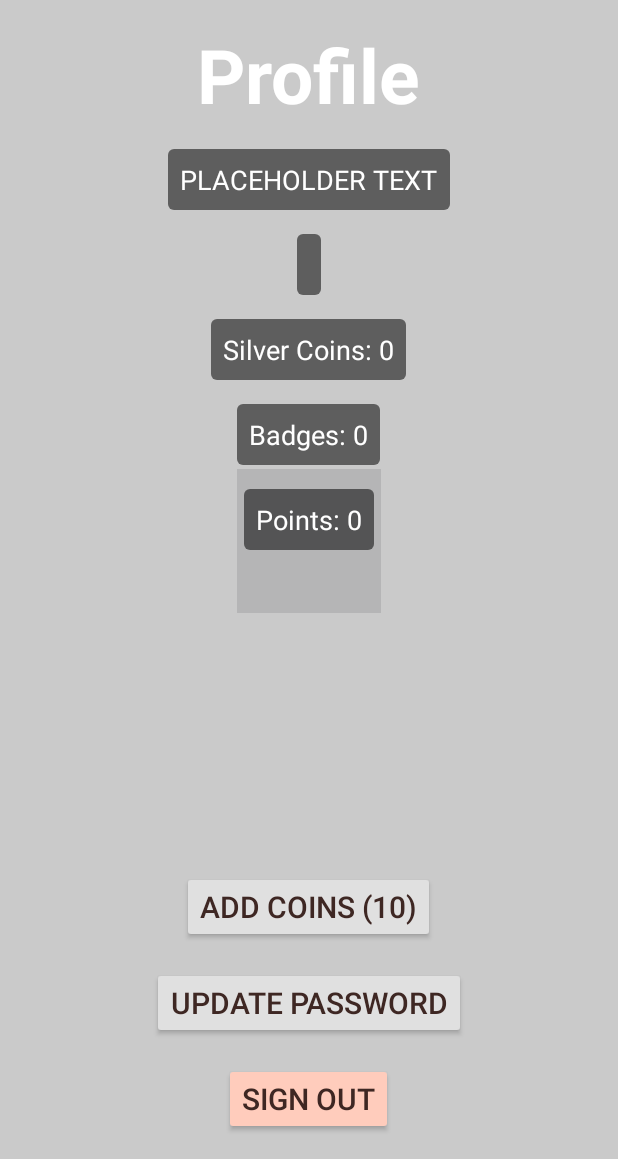
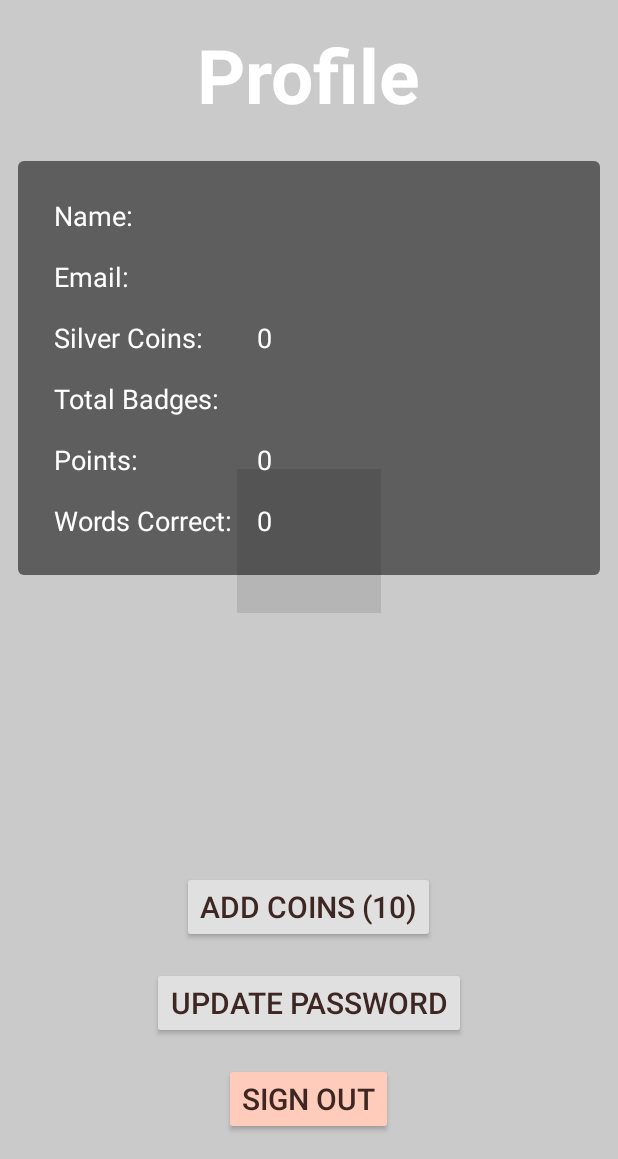
Before and after one commit to TimmyHunter007/WordWorld, an Android app: the ProfileActivity screen opened directly, with no data from a screen before it, on a phone screen of 412 x 824 dp, the part 77-1236 px from its top. Run offline under Robolectric (Android 15) with nearby library versions, the phone set to English and light mode, and no system bars; our stand-ins replace Firebase (no records; nobody signed in at launch, a user with empty details on screens opened directly).

Commit message:
Add more functions to the profile. Made the UI for displaying the information in the profile page more readable.

```diff
--- a/app/src/main/java/com/example/wordworld/ProfileActivity.java
+++ b/app/src/main/java/com/example/wordworld/ProfileActivity.java
@@ -25,7 +25,7 @@ public class ProfileActivity extends AppCompatActivity {
     private FirebaseAuth auth; // Firebase Authentication instance
     private FirebaseUser user; // Current authenticated user
     private DatabaseReference databaseReference; // Database reference for user's data
-    private TextView emailDisplay, silverCoinsTextView, nameDisplay, badgeCountDisplay, pointsDisplay; // UI elements
+    private TextView emailDisplay, silverCoinsTextView, nameDisplay, badgeCountDisplay, pointsDisplay, wordCorrectDisplay; // UI elements
     private Button updatePasswordButton, signOutButton, addCoinsButton; // Buttons for various actions
 
     @Override
@@ -49,6 +49,7 @@ public class ProfileActivity extends AppCompatActivity {
         signOutButton = findViewById(R.id.sign_out_button);
         addCoinsButton = findViewById(R.id.add_coins_button);
         updatePasswordButton = findViewById(R.id.update_password_button);
+        wordCorrectDisplay = findViewById(R.id.word_correct_display);
 
         // Display the user's email
         if (user != null) {
@@ -61,16 +62,34 @@ public class ProfileActivity extends AppCompatActivity {
             public void onDataChange(@NonNull DataSnapshot dataSnapshot) {
                 if (dataSnapshot.exists()) {
                     Integer points = dataSnapshot.getValue(Integer.class);
-                    pointsDisplay.setText("Points: " + (points != null ? points : 0));
+                    pointsDisplay.setText("" + (points != null ? points : 0));
                 } else {
-                    pointsDisplay.setText("Points: 0");
+                    pointsDisplay.setText("0");
                 }
             }
 
             @Override
             public void onCancelled(@NonNull DatabaseError databaseError) {
-                Toast.makeText(ProfileActivity.this, "Failed to load Points.", Toast.LENGTH_SHORT).show();
+                //Toast.makeText(ProfileActivity.this, "Failed to load Points.", Toast.LENGTH_SHORT).show();
             }
+        });
+
+        // Retrive and display the user's word count
+        databaseReference.child("wordsCorrect").addValueEventListener(new ValueEventListener() {
+           @Override
+           public void onDataChange(@NonNull DataSnapshot dataSnapshot) {
+               if(dataSnapshot.exists()){
+                   Integer correctWords = dataSnapshot.getValue(Integer.class);
+                   wordCorrectDisplay.setText("" + correctWords);
+               } else {
+                   wordCorrectDisplay.setText("0");
+               }
+           }
+
+           @Override
+            public void onCancelled(@NonNull DatabaseError databaseError) {
+               //Toast.makeText(ProfileActivity.this, "Failed to load Words.", Toast.LENGTH_SHORT).show();
+           }
         });
 
         // Retrieve and display the user's first name and last name, and calculate badge count
@@ -90,13 +109,13 @@ public class ProfileActivity extends AppCompatActivity {
                             totalBadges += (badgeCount != null && badgeCount > 0) ? badgeCount : 0;
                         }
                     }
-                    badgeCountDisplay.setText("Total Badges: " + totalBadges);
+                    badgeCountDisplay.setText("" + totalBadges);
                 }
             }
 
             @Override
             public void onCancelled(@NonNull DatabaseError databaseError) {
-                Toast.makeText(ProfileActivity.this, "Failed to load user information.", Toast.LENGTH_SHORT).show();
+                //Toast.makeText(ProfileActivity.this, "Failed to load user information.", Toast.LENGTH_SHORT).show();
             }
         });
 
@@ -105,12 +124,12 @@ public class ProfileActivity extends AppCompatActivity {
             @Override
             public void onDataChange(@NonNull DataSnapshot dataSnapshot) {
                 Integer silverCoins = dataSnapshot.getValue(Integer.class);
-                silverCoinsTextView.setText("Silver Coins: " + (silverCoins != null ? silverCoins : 0));
+                silverCoinsTextView.setText("" + (silverCoins != null ? silverCoins : 0));
             }
 
             @Override
             public void onCancelled(@NonNull DatabaseError databaseError) {
-                Toast.makeText(ProfileActivity.this, "Failed to load Silver Coins.", Toast.LENGTH_SHORT).show();
+                //Toast.makeText(ProfileActivity.this, "Failed to load Silver Coins.", Toast.LENGTH_SHORT).show();
             }
         });
 
@@ -137,7 +156,7 @@ public class ProfileActivity extends AppCompatActivity {
 
                     @Override
                     public void onCancelled(@NonNull DatabaseError databaseError) {
-                        Toast.makeText(ProfileActivity.this, "Failed to retrieve current coins.", Toast.LENGTH_SHORT).show();
+                        //Toast.makeText(ProfileActivity.this, "Failed to retrieve current coins.", Toast.LENGTH_SHORT).show();
                     }
                 });
             }
--- a/app/src/main/java/com/example/wordworld/SignUpActivity.java
+++ b/app/src/main/java/com/example/wordworld/SignUpActivity.java
@@ -94,7 +94,7 @@ public class SignUpActivity extends AppCompatActivity {
                                 databaseReference = FirebaseDatabase.getInstance().getReference("Users").child(user.getUid());
 
                                 // Create a new User object to store in the database
-                                User newUser = new User(fname, lname, email, 0, 0, 0, 0, 0); // Initializing silver coins to 0
+                                User newUser = new User(fname, lname, email, 0, 0, 0, 0, 0, 0); // Initializing silver coins to 0
 
                                 // Save the user details in the database
                                 databaseReference.setValue(newUser)
@@ -133,14 +133,14 @@ public class SignUpActivity extends AppCompatActivity {
         public String lName;
         public String email;
         public int silverCoins, points;
-        public int hasBadge_FirstWord, hasBadge_SevenDayStreak, hasBadge_LevelThreeGuesser;
+        public int hasBadge_FirstWord, hasBadge_SevenDayStreak, hasBadge_LevelThreeGuesser, wordsCorrect;
 
         // Default constructor required for calls to DataSnapshot.getValue(User.class)
         public User() {
         }
 
         // Constructor to initialize user data
-        public User(String fName, String lName, String email, int silverCoins, int points, int hasBadge_FirstWord, int hasBadge_SevenDayStreak, int hasBadge_LevelThreeGuesser) {
+        public User(String fName, String lName, String email, int silverCoins, int points, int hasBadge_FirstWord, int hasBadge_SevenDayStreak, int hasBadge_LevelThreeGuesser, int wordsCorrect) {
             this.fName = fName;
             this.lName = lName;
             this.email = email;
@@ -149,6 +149,7 @@ public class SignUpActivity extends AppCompatActivity {
             this.hasBadge_FirstWord = hasBadge_FirstWord;
             this.hasBadge_SevenDayStreak = hasBadge_SevenDayStreak;
             this.hasBadge_LevelThreeGuesser = hasBadge_LevelThreeGuesser;
+            this.wordsCorrect = wordsCorrect;
         }
     }
 }
--- a/app/src/main/res/layout/activity_profile.xml
+++ b/app/src/main/res/layout/activity_profile.xml
@@ -23,108 +23,109 @@
             android:layout_centerHorizontal="true"
             android:layout_marginTop="16dp" />
 
+    <!-- TableLayout for organized display -->
+    <TableLayout
+            android:id="@+id/profile_table"
+            android:layout_width="match_parent"
+            android:layout_height="wrap_content"
+            android:background="@drawable/rounded_background"
+            android:layout_below="@id/profile_title"
+            android:layout_marginTop="24dp"
+            android:layout_marginRight="24dp"
+            android:stretchColumns="1"
+            android:padding="16dp"
+            android:layout_centerHorizontal="true">
+
+        <TableRow>
+            <TextView
+                    android:text="Name:"
+                    android:textColor="@color/white"
+                    android:textSize="18sp"
+                    android:padding="8dp" />
+
             <TextView
                     android:id="@+id/name_display"
-            android:layout_width="wrap_content"
-            android:layout_height="wrap_content"
-            android:text="PLACEHOLDER TEXT"
+                    android:text=""
                     android:textColor="@color/white"
                     android:textSize="18sp"
-            android:background="@drawable/rounded_background"
-            android:layout_below="@id/profile_title"
-            android:layout_centerHorizontal="true"
-            android:layout_marginTop="16dp" />
+                    android:padding="8dp" />
+        </TableRow>
+
+        <TableRow>
+            <TextView
+                    android:text="Email:"
+                    android:textColor="@color/white"
+                    android:textSize="18sp"
+                    android:padding="8dp" />
 
             <TextView
                     android:id="@+id/email_display"
-            android:layout_width="wrap_content"
-            android:layout_height="wrap_content"
-            android:text="User Email"
+                    android:text=""
                     android:textColor="@color/white"
                     android:textSize="18sp"
-            android:background="@drawable/rounded_background"
-            android:layout_below="@id/name_display"
-            android:layout_centerHorizontal="true"
-            android:layout_marginTop="16dp" />
+                    android:padding="8dp" />
+        </TableRow>
+
+        <TableRow>
+            <TextView
+                    android:text="Silver Coins:"
+                    android:textColor="@color/white"
+                    android:textSize="18sp"
+                    android:padding="8dp" />
 
             <TextView
                     android:id="@+id/silver_coins"
-            android:layout_width="wrap_content"
-            android:layout_height="wrap_content"
-            android:text="Silver Coins: 0"
+                    android:text=""
                     android:textColor="@color/white"
                     android:textSize="18sp"
-            android:background="@drawable/rounded_background"
-            android:layout_below="@id/email_display"
-            android:layout_centerHorizontal="true"
-            android:layout_marginTop="16dp" />
+                    android:padding="8dp" />
+        </TableRow>
+
+        <TableRow>
+            <TextView
+                    android:text="Total Badges:"
+                    android:textColor="@color/white"
+                    android:textSize="18sp"
+                    android:padding="8dp" />
 
             <TextView
                     android:id="@+id/badge_count_display"
-            android:layout_width="wrap_content"
-            android:layout_height="wrap_content"
-            android:text="Badges: 0"
+                    android:text=""
                     android:textColor="@color/white"
                     android:textSize="18sp"
-            android:background="@drawable/rounded_background"
-            android:layout_below="@id/silver_coins"
-            android:layout_centerHorizontal="true"
-            android:layout_marginTop="16dp" />
+                    android:padding="8dp" />
+        </TableRow>
+
+        <TableRow>
+            <TextView
+                    android:text="Points:"
+                    android:textColor="@color/white"
+                    android:textSize="18sp"
+                    android:padding="8dp" />
 
             <TextView
                     android:id="@+id/points_display"
-            android:layout_width="wrap_content"
-            android:layout_height="wrap_content"
-            android:text="Points: 0"
+                    android:text=""
                     android:textColor="@color/white"
                     android:textSize="18sp"
-            android:background="@drawable/rounded_background"
-            android:layout_below="@id/badge_count_display"
-            android:layout_centerHorizontal="true"
-            android:layout_marginTop="16dp" />
+                    android:padding="8dp" />
+        </TableRow>
 
-    <!--
-    <EditText
-            android:id="@+id/old_password"
-            android:layout_width="match_parent"
-            android:layout_height="wrap_content"
-            android:hint="Enter Old Password"
-            android:inputType="textPassword"
-            android:textColor="@color/primary_text"
+        <TableRow>
+            <TextView
+                    android:text="Words Correct:"
+                    android:textColor="@color/white"
                     android:textSize="18sp"
-            android:background="@drawable/input_fields_profile"
-            android:padding="16dp"
-            android:layout_below="@id/points_display"
-            android:layout_marginTop="16dp"
-            android:layout_marginLeft="16dp"
-            android:layout_marginRight="16dp" />
+                    android:padding="8dp" />
 
-    <EditText
-            android:id="@+id/new_password"
-            android:layout_width="match_parent"
-            android:layout_height="wrap_content"
-            android:hint="Enter New Password"
-            android:inputType="textPassword"
-            android:textColor="@color/primary_text"
+            <TextView
+                    android:id="@+id/word_correct_display"
+                    android:text=""
+                    android:textColor="@color/white"
                     android:textSize="18sp"
-            android:background="@drawable/input_fields_profile"
-            android:padding="16dp"
-            android:layout_below="@id/old_password"
-            android:layout_marginTop="16dp"
-            android:layout_marginLeft="16dp"
-            android:layout_marginRight="16dp" />
--->
-    <Button
-            android:id="@+id/update_password_button"
-            android:layout_width="wrap_content"
-            android:layout_height="wrap_content"
-            android:text="Update Password"
-            android:textColor="@color/button_text"
-            android:textSize="20sp"
-            android:backgroundTint="@color/profile_leaderBoard_button"
-            android:layout_above="@id/sign_out_button"
-            android:layout_centerHorizontal="true"
-            android:layout_marginBottom="16dp" />
+                    android:padding="8dp" />
+        </TableRow>
+    </TableLayout>
 
     <Button
             android:id="@+id/add_coins_button"
@@ -135,6 +136,18 @@
             android:textSize="20sp"
             android:backgroundTint="@color/profile_leaderBoard_button"
             android:layout_above="@id/update_password_button"
+            android:layout_centerHorizontal="true"
+            android:layout_marginBottom="16dp" />
+
+    <Button
+            android:id="@+id/update_password_button"
+            android:layout_width="wrap_content"
+            android:layout_height="wrap_content"
+            android:text="Update Password"
+            android:textColor="@color/button_text"
+            android:textSize="20sp"
+            android:backgroundTint="@color/profile_leaderBoard_button"
+            android:layout_above="@id/sign_out_button"
             android:layout_centerHorizontal="true"
             android:layout_marginBottom="16dp" />
 
```
Lines whose indentation alone changed are shown as unchanged.
